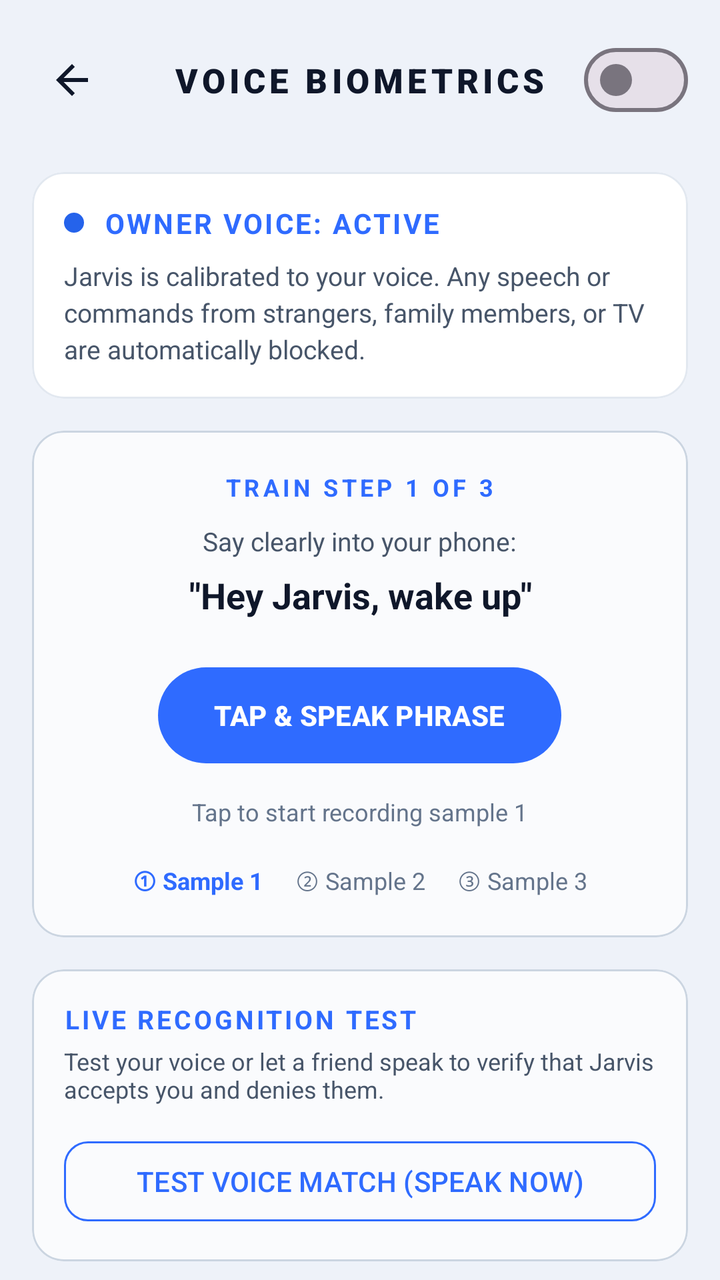
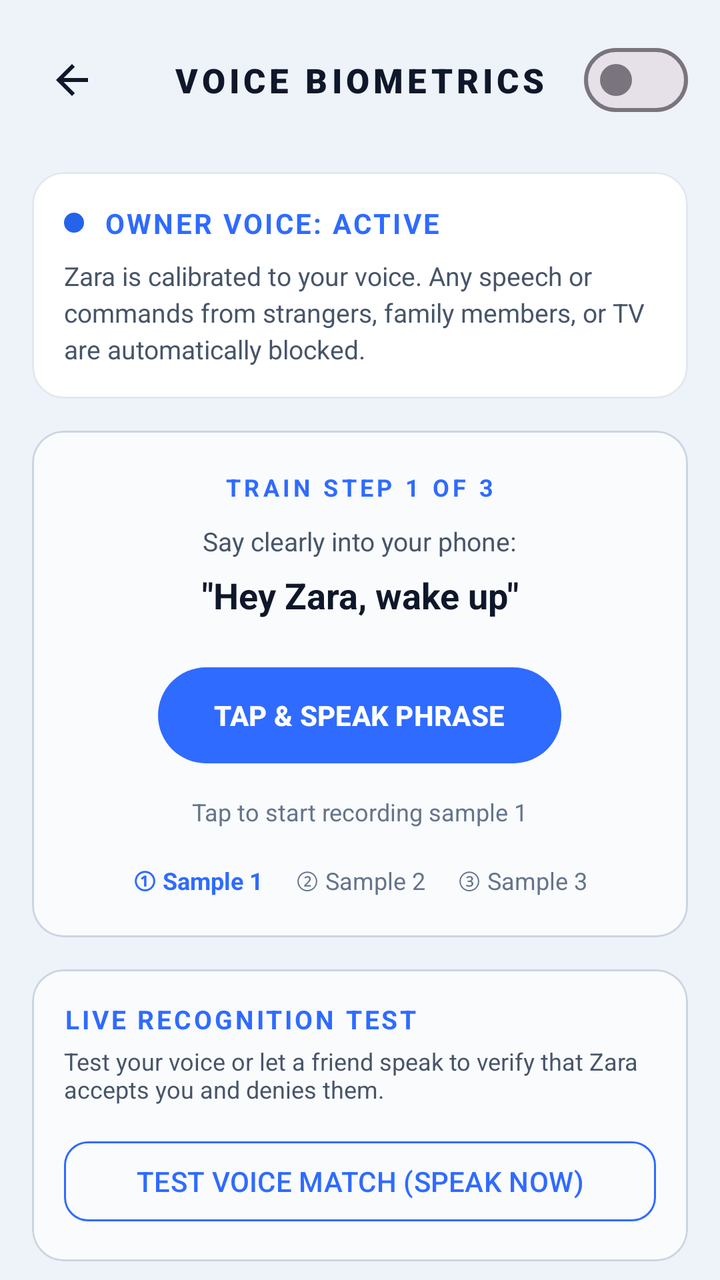

Screens rendered from an Android XML layout before and after an edit, with the pre-edit source and the edit as a unified diff.
<!-- AndroidManifest.xml: application theme Theme.JarvisAssistant -->
<!-- res/layout/activity_voice_enrollment.xml -->
<?xml version="1.0" encoding="utf-8"?>
<LinearLayout xmlns:android="http://schemas.android.com/apk/res/android"
    xmlns:app="http://schemas.android.com/apk/res-auto"
    xmlns:tools="http://schemas.android.com/tools"
    android:layout_width="match_parent"
    android:layout_height="match_parent"
    android:background="?attr/themeBg"
    android:orientation="vertical">

    
    <androidx.constraintlayout.widget.ConstraintLayout
        android:layout_width="match_parent"
        android:layout_height="wrap_content"
        android:paddingStart="16dp"
        android:paddingEnd="16dp"
        android:paddingTop="16dp"
        android:paddingBottom="14dp">

        <ImageButton
            android:id="@+id/btnBack"
            android:layout_width="40dp"
            android:layout_height="40dp"
            android:background="?attr/selectableItemBackgroundBorderless"
            android:src="@drawable/ic_back"
            android:contentDescription="Back"
            app:tint="?attr/themeTextPrimary"
            app:layout_constraintStart_toStartOf="parent"
            app:layout_constraintTop_toTopOf="parent"
            app:layout_constraintBottom_toBottomOf="parent" />

        <TextView
            android:id="@+id/tvHeaderTitle"
            android:layout_width="wrap_content"
            android:layout_height="wrap_content"
            android:text="VOICE BIOMETRICS"
            android:textColor="?attr/themeTextPrimary"
            android:textSize="17sp"
            android:textStyle="bold"
            android:fontFamily="sans-serif-black"
            android:letterSpacing="0.12"
            app:layout_constraintStart_toStartOf="parent"
            app:layout_constraintEnd_toEndOf="parent"
            app:layout_constraintTop_toTopOf="parent"
            app:layout_constraintBottom_toBottomOf="parent" />

        <com.google.android.material.materialswitch.MaterialSwitch
            android:id="@+id/switchOwnerOnly"
            android:layout_width="wrap_content"
            android:layout_height="wrap_content"
            app:layout_constraintEnd_toEndOf="parent"
            app:layout_constraintTop_toTopOf="parent"
            app:layout_constraintBottom_toBottomOf="parent" />
    </androidx.constraintlayout.widget.ConstraintLayout>

    <ScrollView
        android:layout_width="match_parent"
        android:layout_height="match_parent"
        android:fillViewport="true"
        android:scrollbars="none">

        <LinearLayout
            android:layout_width="match_parent"
            android:layout_height="wrap_content"
            android:orientation="vertical"
            android:paddingHorizontal="16dp"
            android:paddingBottom="32dp">

            
            <com.google.android.material.card.MaterialCardView
                android:layout_width="match_parent"
                android:layout_height="wrap_content"
                android:layout_marginTop="8dp"
                app:cardBackgroundColor="@color/bg_card"
                app:cardCornerRadius="16dp"
                app:strokeColor="@color/border_subtle"
                app:strokeWidth="1dp">

                <LinearLayout
                    android:layout_width="match_parent"
                    android:layout_height="wrap_content"
                    android:orientation="vertical"
                    android:padding="16dp">

                    <LinearLayout
                        android:layout_width="match_parent"
                        android:layout_height="wrap_content"
                        android:gravity="center_vertical"
                        android:orientation="horizontal">

                        <View
                            android:id="@+id/viewStatusDot"
                            android:layout_width="10dp"
                            android:layout_height="10dp"
                            android:background="@drawable/circle_cyan" />

                        <TextView
                            android:id="@+id/tvEnrollmentStatus"
                            android:layout_width="0dp"
                            android:layout_height="wrap_content"
                            android:layout_marginStart="10dp"
                            android:layout_weight="1"
                            android:text="OWNER VOICE: ACTIVE"
                            android:textColor="?attr/themeAccent"
                            android:textSize="14sp"
                            android:textStyle="bold"
                            android:letterSpacing="0.08" />
                    </LinearLayout>

                    <TextView
                        android:id="@+id/tvStatusDescription"
                        android:layout_width="match_parent"
                        android:layout_height="wrap_content"
                        android:layout_marginTop="8dp"
                        android:text="Jarvis is calibrated to your voice. Any speech or commands from strangers, family members, or TV are automatically blocked."
                        android:textColor="?attr/themeTextSecondary"
                        android:textSize="13sp"
                        android:lineSpacingExtra="3dp" />
                </LinearLayout>
            </com.google.android.material.card.MaterialCardView>

            
            <com.google.android.material.card.MaterialCardView
                android:id="@+id/cardEnrollment"
                android:layout_width="match_parent"
                android:layout_height="wrap_content"
                android:layout_marginTop="16dp"
                app:cardBackgroundColor="?attr/themeCardBg"
                app:cardCornerRadius="16dp"
                app:strokeColor="?attr/themeCardBorder"
                app:strokeWidth="1dp">

                <LinearLayout
                    android:layout_width="match_parent"
                    android:layout_height="wrap_content"
                    android:gravity="center_horizontal"
                    android:orientation="vertical"
                    android:padding="20dp">

                    <TextView
                        android:id="@+id/tvStepIndicator"
                        android:layout_width="wrap_content"
                        android:layout_height="wrap_content"
                        android:text="TRAIN STEP 1 OF 3"
                        android:textColor="?attr/themeAccent"
                        android:textSize="12sp"
                        android:textStyle="bold"
                        android:letterSpacing="0.15" />

                    <TextView
                        android:id="@+id/tvPromptInstruction"
                        android:layout_width="wrap_content"
                        android:layout_height="wrap_content"
                        android:layout_marginTop="10dp"
                        android:text="Say clearly into your phone:"
                        android:textColor="?attr/themeTextSecondary"
                        android:textSize="13sp" />

                    <TextView
                        android:id="@+id/tvPromptPhrase"
                        android:layout_width="wrap_content"
                        android:layout_height="wrap_content"
                        android:layout_marginTop="6dp"
                        android:gravity="center"
                        android:text="&quot;Hey Jarvis, wake up&quot;"
                        android:textColor="?attr/themeTextPrimary"
                        android:textSize="18sp"
                        android:textStyle="bold" />

                    
                    <com.google.android.material.button.MaterialButton
                        android:id="@+id/btnRecordSample"
                        android:layout_width="wrap_content"
                        android:layout_height="56dp"
                        android:layout_marginTop="20dp"
                        android:paddingHorizontal="28dp"
                        android:text="TAP &amp; SPEAK PHRASE"
                        android:textColor="#FFFFFF"
                        android:textStyle="bold"
                        android:textSize="14sp"
                        app:backgroundTint="?attr/themeAccent"
                        app:cornerRadius="28dp" />

                    <TextView
                        android:id="@+id/tvRecordFeedback"
                        android:layout_width="wrap_content"
                        android:layout_height="wrap_content"
                        android:layout_marginTop="12dp"
                        android:text="Tap to start recording sample 1"
                        android:textColor="?attr/themeTextMuted"
                        android:textSize="12sp" />

                    
                    <LinearLayout
                        android:layout_width="wrap_content"
                        android:layout_height="wrap_content"
                        android:layout_marginTop="18dp"
                        android:gravity="center"
                        android:orientation="horizontal">

                        <TextView
                            android:id="@+id/tvStep1Dot"
                            android:layout_width="wrap_content"
                            android:layout_height="wrap_content"
                            android:text="① Sample 1"
                            android:textColor="?attr/themeAccent"
                            android:textSize="12sp"
                            android:textStyle="bold" />

                        <TextView
                            android:id="@+id/tvStep2Dot"
                            android:layout_width="wrap_content"
                            android:layout_height="wrap_content"
                            android:layout_marginStart="16dp"
                            android:text="② Sample 2"
                            android:textColor="?attr/themeTextMuted"
                            android:textSize="12sp" />

                        <TextView
                            android:id="@+id/tvStep3Dot"
                            android:layout_width="wrap_content"
                            android:layout_height="wrap_content"
                            android:layout_marginStart="16dp"
                            android:text="③ Sample 3"
                            android:textColor="?attr/themeTextMuted"
                            android:textSize="12sp" />
                    </LinearLayout>
                </LinearLayout>
            </com.google.android.material.card.MaterialCardView>

            
            <com.google.android.material.card.MaterialCardView
                android:layout_width="match_parent"
                android:layout_height="wrap_content"
                android:layout_marginTop="16dp"
                app:cardBackgroundColor="?attr/themeCardBg"
                app:cardCornerRadius="16dp"
                app:strokeColor="?attr/themeCardBorder"
                app:strokeWidth="1dp">

                <LinearLayout
                    android:layout_width="match_parent"
                    android:layout_height="wrap_content"
                    android:orientation="vertical"
                    android:padding="16dp">

                    <TextView
                        android:layout_width="wrap_content"
                        android:layout_height="wrap_content"
                        android:text="LIVE RECOGNITION TEST"
                        android:textColor="?attr/themeAccent"
                        android:textSize="13sp"
                        android:textStyle="bold"
                        android:letterSpacing="0.1" />

                    <TextView
                        android:layout_width="match_parent"
                        android:layout_height="wrap_content"
                        android:layout_marginTop="4dp"
                        android:text="Test your voice or let a friend speak to verify that Jarvis accepts you and denies them."
                        android:textColor="?attr/themeTextSecondary"
                        android:textSize="12sp" />

                    <com.google.android.material.button.MaterialButton
                        android:id="@+id/btnTestVoice"
                        style="@style/Widget.Material3.Button.OutlinedButton"
                        android:layout_width="match_parent"
                        android:layout_height="48dp"
                        android:layout_marginTop="14dp"
                        android:text="TEST VOICE MATCH (SPEAK NOW)"
                        android:textColor="?attr/themeAccent"
                        app:strokeColor="?attr/themeAccent"
                        app:cornerRadius="12dp" />

                    
                    <LinearLayout
                        android:id="@+id/layoutTestResult"
                        android:layout_width="match_parent"
                        android:layout_height="wrap_content"
                        android:layout_marginTop="12dp"
                        android:background="@drawable/bg_test_result"
                        android:orientation="vertical"
                        android:padding="12dp"
                        android:visibility="gone">

                        <TextView
                            android:id="@+id/tvTestVerdict"
                            android:layout_width="wrap_content"
                            android:layout_height="wrap_content"
                            android:text="VERIFIED: OWNER (94% MATCH)"
                            android:textColor="@color/status_green"
                            android:textSize="14sp"
                            android:textStyle="bold" />

                        <TextView
                            android:id="@+id/tvTestDetails"
                            android:layout_width="wrap_content"
                            android:layout_height="wrap_content"
                            android:layout_marginTop="2dp"
                            android:text="Cosine distance: 0.28 (Threshold: 0.50)"
                            android:textColor="?attr/themeTextSecondary"
                            android:textSize="11sp" />
                    </LinearLayout>
                </LinearLayout>
            </com.google.android.material.card.MaterialCardView>

            
            <com.google.android.material.card.MaterialCardView
                android:layout_width="match_parent"
                android:layout_height="wrap_content"
                android:layout_marginTop="16dp"
                app:cardBackgroundColor="?attr/themeCardBg"
                app:cardCornerRadius="16dp"
                app:strokeColor="?attr/themeCardBorder"
                app:strokeWidth="1dp">

                <LinearLayout
                    android:layout_width="match_parent"
                    android:layout_height="wrap_content"
                    android:orientation="vertical"
                    android:padding="16dp">

                    <TextView
                        android:layout_width="wrap_content"
                        android:layout_height="wrap_content"
                        android:text="SENSITIVITY / STRICTNESS"
                        android:textColor="?attr/themeAccent"
                        android:textSize="13sp"
                        android:textStyle="bold"
                        android:letterSpacing="0.1" />

                    <RadioGroup
                        android:id="@+id/rgSensitivity"
                        android:layout_width="match_parent"
                        android:layout_height="wrap_content"
                        android:layout_marginTop="10dp">

                        <RadioButton
                            android:id="@+id/rbStrict"
                            android:layout_width="match_parent"
                            android:layout_height="wrap_content"
                            android:text="Strict (High Security - Zero False Accepts)"
                            android:textColor="?attr/themeTextPrimary"
                            android:textSize="13sp" />

                        <RadioButton
                            android:id="@+id/rbBalanced"
                            android:layout_width="match_parent"
                            android:layout_height="wrap_content"
                            android:checked="true"
                            android:text="Balanced (Recommended - Optimal Everyday)"
                            android:textColor="?attr/themeTextPrimary"
                            android:textSize="13sp" />

                        <RadioButton
                            android:id="@+id/rbRelaxed"
                            android:layout_width="match_parent"
                            android:layout_height="wrap_content"
                            android:text="Relaxed (Forgiving - Best if you have a cold)"
                            android:textColor="?attr/themeTextPrimary"
                            android:textSize="13sp" />
                    </RadioGroup>
                </LinearLayout>
            </com.google.android.material.card.MaterialCardView>

            
            <com.google.android.material.button.MaterialButton
                android:id="@+id/btnClearProfile"
                style="@style/Widget.Material3.Button.OutlinedButton"
                android:layout_width="match_parent"
                android:layout_height="48dp"
                android:layout_marginTop="16dp"
                android:text="RESET / RE-ENROLL VOICE PROFILE"
                android:textColor="@color/status_red"
                app:strokeColor="@color/status_red"
                app:strokeWidth="1dp"
                android:textSize="13sp" />

        </LinearLayout>
    </ScrollView>
</LinearLayout>
<!-- resources referenced by this layout -->
<resources>
  <color name="bg_card">#FFFFFF</color>
  <color name="border_subtle">#E2E8F0</color>
  <color name="status_green">#10B981</color>
  <color name="status_red">#EF4444</color>
  <!-- drawable bg_test_result (drawable) -->
  <?xml version="1.0" encoding="utf-8"?>
  <shape xmlns:android="http://schemas.android.com/apk/res/android"
      android:shape="rectangle">
      <solid android:color="@color/bg_input" />
      <corners android:radius="12dp" />
      <stroke
          android:width="1dp"
          android:color="@color/border_subtle" />
  </shape>
  <!-- drawable circle_cyan (drawable) -->
  <?xml version="1.0" encoding="utf-8"?>
  <shape xmlns:android="http://schemas.android.com/apk/res/android"
      android:shape="oval">
      <solid android:color="@color/primary_cyan" />
  </shape>
  <!-- drawable ic_back (drawable) -->
  <vector xmlns:android="http://schemas.android.com/apk/res/android"
      android:width="24dp"
      android:height="24dp"
      android:viewportWidth="24"
      android:viewportHeight="24">
    <path
        android:fillColor="#F4F4F6"
        android:pathData="M20,11H7.83l5.59,-5.59L12,4l-8,8 8,8 1.41,-1.41L7.83,13H20v-2z"/>
  </vector>
  <style name="Theme.JarvisAssistant" parent="Theme.JarvisAssistant.Light" />
  <color name="bg_input">#FFFFFF</color>
  <color name="primary_cyan">#2563EB</color>
  <!-- drawable bg_liquid_glow_light_1 (drawable) -->
  <?xml version="1.0" encoding="utf-8"?>
  <shape xmlns:android="http://schemas.android.com/apk/res/android"
      android:shape="oval">
      <gradient
          android:type="radial"
          android:gradientRadius="140dp"
          android:startColor="#262F6BFF"
          android:centerColor="#102F6BFF"
          android:endColor="#002F6BFF" />
  </shape>
  <!-- drawable bg_liquid_glow_light_2 (drawable) -->
  <?xml version="1.0" encoding="utf-8"?>
  <shape xmlns:android="http://schemas.android.com/apk/res/android"
      android:shape="oval">
      <gradient
          android:type="radial"
          android:gradientRadius="130dp"
          android:startColor="#208B5CF6"
          android:centerColor="#0D8B5CF6"
          android:endColor="#008B5CF6" />
  </shape>
  <!-- drawable bg_liquid_glow_light_3 (drawable) -->
  <?xml version="1.0" encoding="utf-8"?>
  <shape xmlns:android="http://schemas.android.com/apk/res/android"
      android:shape="oval">
      <gradient
          android:type="radial"
          android:gradientRadius="140dp"
          android:startColor="#1A06B6D4"
          android:centerColor="#0B06B6D4"
          android:endColor="#0006B6D4" />
  </shape>
  <!-- unchanged entries left out for length: 1 -->
</resources>

<!-- the commit's change to res/layout/activity_voice_enrollment.xml (unified diff, before → after) -->
@@ -111,7 +111,7 @@
                         android:layout_width="match_parent"
                         android:layout_height="wrap_content"
                         android:layout_marginTop="8dp"
-                        android:text="Jarvis is calibrated to your voice. Any speech or commands from strangers, family members, or TV are automatically blocked."
+                        android:text="Zara is calibrated to your voice. Any speech or commands from strangers, family members, or TV are automatically blocked."
                         android:textColor="?attr/themeTextSecondary"
                         android:textSize="13sp"
                         android:lineSpacingExtra="3dp" />
@@ -161,7 +161,7 @@
                         android:layout_height="wrap_content"
                         android:layout_marginTop="6dp"
                         android:gravity="center"
-                        android:text="&quot;Hey Jarvis, wake up&quot;"
+                        android:text="&quot;Hey Zara, wake up&quot;"
                         android:textColor="?attr/themeTextPrimary"
                         android:textSize="18sp"
                         android:textStyle="bold" />
@@ -256,7 +256,7 @@
                         android:layout_width="match_parent"
                         android:layout_height="wrap_content"
                         android:layout_marginTop="4dp"
-                        android:text="Test your voice or let a friend speak to verify that Jarvis accepts you and denies them."
+                        android:text="Test your voice or let a friend speak to verify that Zara accepts you and denies them."
                         android:textColor="?attr/themeTextSecondary"
                         android:textSize="12sp" />
 
